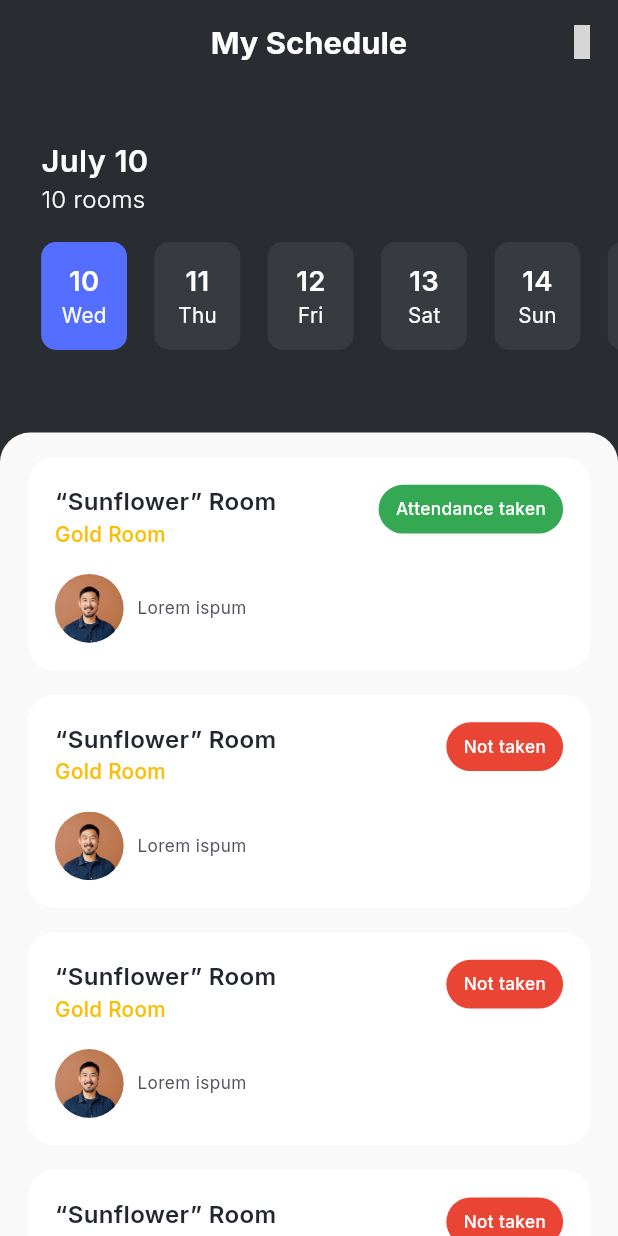
After one commit to relax-not-relax/Mate-mobile, a Flutter app: the StaffScheduleScreen screen opened directly, on a phone screen of 412 x 824 dp. The commit adds this screen. Run offline on Flutter 3.47's test engine with Material 3 defaults, Android fonts, the phone set to English and light mode, and no system bars; our stand-ins replace flutter_bloc, flutter_screenutil, google_fonts, google_nav_bar, gradient_borders, iconly and 7 more; missing offline and left inert: country_flags, dart:ffi; accounts and stored records are empty; grey boxes are pictures that could not be loaded.

Commit message:
Create UI of Schedule Screen for Staff

```diff
--- a/lib/data/project_data.dart
+++ b/lib/data/project_data.dart
@@ -1,5 +1,6 @@
 import 'package:flutter/material.dart';
 import 'package:flutter_screenutil/flutter_screenutil.dart';
+import 'package:intl/intl.dart';
 import 'package:mate_project/models/facility.dart';
 import 'package:mate_project/models/language.dart';
 import 'package:unicons/unicons.dart';
@@ -218,4 +219,8 @@ class ProjectData {
         return [];
     }
   }
+
+  static String getWeekday(DateTime day) {
+    return DateFormat.E().format(day);
+  }
 }
--- a/lib/main.dart
+++ b/lib/main.dart
@@ -13,6 +13,7 @@ import 'package:mate_project/screens/home/customer/main_screen.dart';
 import 'package:mate_project/screens/management/customer/attendance_history_screen.dart';
 import 'package:mate_project/screens/management/customer/care_history_screen.dart';
 import 'package:mate_project/screens/management/customer/my_room_screen.dart';
+import 'package:mate_project/screens/management/staff/staff_schedule_screen.dart';
 import 'package:mate_project/screens/notification/staff_notification_screen.dart';
 import 'package:mate_project/screens/profile_management/customer/account_main_screen.dart';
 import 'package:mate_project/screens/profile_management/customer/customer_address_screen.dart';
--- /dev/null
+++ b/lib/models/date_weekday.dart
@@ -0,0 +1,11 @@
+class DateWeekday {
+  final DateTime dateTime;
+  final String weekday;
+  bool? isSelected;
+
+  DateWeekday({
+    required this.dateTime,
+    required this.weekday,
+    this.isSelected,
+  });
+}
--- a/lib/screens/home/customer/main_screen.dart
+++ b/lib/screens/home/customer/main_screen.dart
@@ -86,6 +86,7 @@ class _MainScreenState extends State<MainScreen> {
           onTabChange: (value) {
             _selectPage(value);
           },
+          selectedIndex: _selectedPageIndex,
           tabs: const [
             GButton(
               icon: IconlyBold.home,
--- a/lib/screens/home/staff/staff_main_screen.dart
+++ b/lib/screens/home/staff/staff_main_screen.dart
@@ -80,6 +80,7 @@ class _StaffMainScreenState extends State<StaffMainScreen> {
           onTabChange: (value) {
             _selectPage(value);
           },
+          selectedIndex: _selectedPageIndex,
           tabs: [
             const GButton(
               icon: IconlyBold.home,
--- /dev/null
+++ b/lib/screens/management/staff/staff_schedule_screen.dart
@@ -0,0 +1,418 @@
+import 'package:flutter/material.dart';
+import 'package:flutter_screenutil/flutter_screenutil.dart';
+import 'package:google_fonts/google_fonts.dart';
+import 'package:iconly/iconly.dart';
+import 'package:intl/intl.dart';
+import 'package:mate_project/data/project_data.dart';
+import 'package:mate_project/models/attendance.dart';
+import 'package:mate_project/models/date_weekday.dart';
+import 'package:mate_project/screens/management/staff/widgets/day_item.dart';
+import 'package:mate_project/screens/management/staff/widgets/room_assign_item.dart';
+import 'package:mate_project/widgets/app_bar/normal_app_bar.dart';
+import 'package:mate_project/widgets/form/normal_button_custom.dart';
+
+class StaffScheduleScreen extends StatefulWidget {
+  const StaffScheduleScreen({super.key});
+
+  @override
+  State<StaffScheduleScreen> createState() => _StaffScheduleScreenState();
+}
+
+class _StaffScheduleScreenState extends State<StaffScheduleScreen> {
+  late int selectedMonth;
+  late int selectedYear;
+  List<DateWeekday> daysList = [];
+  final ScrollController _scrollController = ScrollController();
+  String dateTitle = "";
+  // Biến roomAssign để đếm số phòng được giao trong ngày được chọn (Gọi API)
+  int roomAssign = 0;
+  // List<Attendance> để lấy những phòng nhân viên này sẽ phải điểm danh trong ngày được chọn (Gọi API)
+  List<Attendance> attendanceList = [];
+
+  List<DateWeekday> generateDays(int year, int month) {
+    List<DateWeekday> days = [];
+    int daysInMonth =
+        DateTime(year, month + 1, 1).subtract(Duration(days: 1)).day;
+    for (int day = 1; day <= daysInMonth; day++) {
+      DateTime current = DateTime(year, month, day);
+      if (current.day == DateTime.now().day &&
+          current.month == DateTime.now().month &&
+          current.year == DateTime.now().year) {
+        days.add(
+          DateWeekday(
+            dateTime: current,
+            weekday: ProjectData.getWeekday(current),
+            isSelected: true,
+          ),
+        );
+      } else {
+        days.add(
+          DateWeekday(
+            dateTime: current,
+            weekday: ProjectData.getWeekday(current),
+            isSelected: false,
+          ),
+        );
+      }
+    }
+    return days;
+  }
+
+  void _scrollToCurrentDay(int index) {
+    final itemWidth = 66.w;
+    final scrollOffset = index * itemWidth;
+    _scrollController.animateTo(
+      scrollOffset,
+      duration: const Duration(milliseconds: 500),
+      curve: Curves.easeInOut,
+    );
+  }
+
+  @override
+  void initState() {
+    super.initState();
+    selectedMonth = DateTime.now().month;
+    selectedYear = DateTime.now().year;
+    daysList = generateDays(selectedYear, selectedMonth);
+    DateTime selected = daysList
+        .where(
+          (day) => day.isSelected == true,
+        )
+        .first
+        .dateTime;
+    dateTitle = DateFormat.MMMMd().format(selected);
+    roomAssign = 10;
+    WidgetsBinding.instance.addPostFrameCallback((_) {
+      // Scroll to current day after build completes
+      final selectedDayIndex = daysList.indexWhere((day) => day.isSelected!);
+      if (selectedDayIndex != -1) {
+        _scrollToCurrentDay(selectedDayIndex);
+      }
+    });
+
+    // Test data, lấy những phòng nhân viên này sẽ phải điểm danh trong ngày được chọn (Gọi API)
+    attendanceList = [
+      Attendance(
+        attendanceId: 1,
+        customerId: 1,
+        staffId: 1,
+        checkDate: selected,
+        status: 1,
+      ),
+      Attendance(
+        attendanceId: 2,
+        customerId: 2,
+        staffId: 1,
+        checkDate: selected,
+        status: 0,
+      ),
+      Attendance(
+        attendanceId: 3,
+        customerId: 3,
+        staffId: 1,
+        checkDate: selected,
+        status: 0,
+      ),
+      Attendance(
+        attendanceId: 4,
+        customerId: 4,
+        staffId: 1,
+        checkDate: selected,
+        status: 0,
+      ),
+      Attendance(
+        attendanceId: 5,
+        customerId: 5,
+        staffId: 1,
+        checkDate: selected,
+        status: 0,
+      ),
+      Attendance(
+        attendanceId: 6,
+        customerId: 6,
+        staffId: 1,
+        checkDate: selected,
+        status: 0,
+      ),
+      Attendance(
+        attendanceId: 7,
+        customerId: 7,
+        staffId: 1,
+        checkDate: selected,
+        status: 0,
+      ),
+      Attendance(
+        attendanceId: 8,
+        customerId: 8,
+        staffId: 1,
+        checkDate: selected,
+        status: 0,
+      ),
+      Attendance(
+        attendanceId: 9,
+        customerId: 9,
+        staffId: 1,
+        checkDate: selected,
+        status: 0,
+      ),
+      Attendance(
+        attendanceId: 10,
+        customerId: 10,
+        staffId: 1,
+        checkDate: selected,
+        status: 0,
+      ),
+    ];
+  }
+
+  @override
+  Widget build(BuildContext context) {
+    Future displayBottomSheet(BuildContext context) {
+      return showModalBottomSheet(
+        context: context,
+        builder: (BuildContext context) {
+          return StatefulBuilder(
+            builder: (BuildContext context, StateSetter setState) {
+              return Container(
+                height: 220.h,
+                width: 360.w,
+                padding: EdgeInsets.symmetric(
+                  horizontal: 24.0,
+                  vertical: 8.h,
+                ),
+                decoration: const BoxDecoration(
+                  color: Colors.white,
+                  borderRadius: BorderRadius.only(
+                    topLeft: Radius.circular(20),
+                    topRight: Radius.circular(20),
+                  ),
+                ),
+                child: Column(
+                  mainAxisSize: MainAxisSize.min,
+                  mainAxisAlignment: MainAxisAlignment.center,
+                  crossAxisAlignment: CrossAxisAlignment.start,
+                  children: [
+                    Center(
+                      child: Text(
+                        "Sort by",
+                        style: GoogleFonts.inter(
+                          color: Colors.black,
+                          fontWeight: FontWeight.w600,
+                          fontSize: 16.sp,
+                        ),
+                      ),
+                    ),
+                    SizedBox(
+                      height: 16.h,
+                    ),
+                    Row(
+                      children: [
+                        DropdownButton<int>(
+                          value: selectedMonth,
+                          hint: const Text("Select month"),
+                          style: GoogleFonts.inter(
+                            color: const Color.fromARGB(255, 32, 35, 43),
+                            fontSize: 12.sp,
+                            fontWeight: FontWeight.w400,
+                          ),
+                          items: <String>[
+                            'January',
+                            'February',
+                            'March',
+                            'April',
+                            'May',
+                            'June',
+                            'July',
+                            'August',
+                            'September',
+                            'October',
+                            'November',
+                            'December'
+                          ].asMap().entries.map((entry) {
+                            int idx = entry.key;
+                            String month = entry.value;
+                            return DropdownMenuItem<int>(
+                              value: idx + 1,
+                              child: Text(month),
+                            );
+                          }).toList(),
+                          onChanged: (int? newValue) {
+                            setState(() {
+                              // Gọi setState trong StatefulBuilder
+                              selectedMonth = newValue!;
+                            });
+                          },
+                          dropdownColor: Colors.white,
+                        ),
+                        const SizedBox(
+                          width: 20,
+                        ),
+                        DropdownButton<int>(
+                          value: selectedYear,
+                          hint: const Text("Select year"),
+                          style: GoogleFonts.inter(
+                            color: const Color.fromARGB(255, 32, 35, 43),
+                            fontSize: 12.sp,
+                            fontWeight: FontWeight.w400,
+                          ),
+                          items: List<DropdownMenuItem<int>>.generate(7,
+                              (int index) {
+                            return DropdownMenuItem<int>(
+                              value: 2024 + index,
+                              child: Text("Year ${2024 + index}"),
+                            );
+                          }),
+                          onChanged: (int? newValue) {
+                            setState(() {
+                              selectedYear = newValue!;
+                            });
+                          },
+                          dropdownColor: Colors.white,
+                        ),
+                      ],
+                    ),
+                    const SizedBox(
+                      height: 16,
+                    ),
+                    NormalButtonCustom(
+                      name: "Confirm",
+                      action: () {},
+                      background: const Color.fromARGB(255, 84, 110, 255),
+                    ),
+                  ],
+                ),
+              );
+            },
+          );
+        },
+      );
+    }
+
+    return Scaffold(
+      backgroundColor: const Color.fromARGB(255, 41, 45, 50),
+      extendBodyBehindAppBar: false,
+      appBar: TNormalAppBar(
+        title: "My Schedule",
+        isBordered: false,
+        isBack: false,
+        titleColor: Colors.white,
+        bgColor: const Color.fromARGB(255, 41, 45, 50),
+        action: IconButton(
+          onPressed: () {
+            displayBottomSheet(context);
+          },
+          style: const ButtonStyle(
+            backgroundColor: WidgetStatePropertyAll(
+              Colors.transparent,
+            ),
+          ),
+          icon: Icon(
+            IconlyLight.filter,
+            size: 20.sp,
+            color: Colors.white,
+          ),
+        ),
+      ),
+      body: Stack(
+        children: [
+          Positioned(
+            top: 0.h,
+            left: 24.w,
+            child: Column(
+              mainAxisAlignment: MainAxisAlignment.start,
+              crossAxisAlignment: CrossAxisAlignment.start,
+              children: [
+                Text(
+                  dateTitle,
+                  style: GoogleFonts.inter(
+                    color: Colors.white,
+                    fontSize: 18.sp,
+                    fontWeight: FontWeight.w600,
+                  ),
+                ),
+                Text(
+                  "$roomAssign rooms",
+                  style: GoogleFonts.inter(
+                    color: Colors.white,
+                    fontWeight: FontWeight.w300,
+                    fontSize: 14.sp,
+                  ),
+                ),
+                SizedBox(
+                  height: 16.h,
+                ),
+                Container(
+                  width: 360.w,
+                  height: 70.h,
+                  child: ListView.builder(
+                    scrollDirection: Axis.horizontal,
+                    controller: _scrollController,
+                    itemCount: daysList.length,
+                    itemBuilder: (context, index) {
+                      return DayItem(
+                        day: daysList[index],
+                        onTap: () {
+                          setState(() {
+                            // ignore: avoid_function_literals_in_foreach_calls
+                            daysList.forEach(
+                              (d) => d.isSelected = false,
+                            );
+                            daysList[index].isSelected = true;
+                            dateTitle = DateFormat.MMMMd().format(
+                              daysList[index].dateTime,
+                            );
+
+                            _scrollToCurrentDay(index);
+                          });
+                        },
+                      );
+                    },
+                  ),
+                ),
+              ],
+            ),
+          ),
+          Positioned(
+            bottom: 0,
+            left: 0,
+            right: 0,
+            child: Container(
+              width: 360.w,
+              height: 800.h * 0.65,
+              padding: EdgeInsets.fromLTRB(16.w, 16.h, 16.w, 0),
+              decoration: const BoxDecoration(
+                color: Color.fromARGB(255, 249, 249, 249),
+                borderRadius: BorderRadius.only(
+                  topLeft: Radius.circular(20),
+                  topRight: Radius.circular(20),
+                ),
+              ),
+              child: SingleChildScrollView(
+                child: Column(
+                  crossAxisAlignment: CrossAxisAlignment.center,
+                  mainAxisAlignment: MainAxisAlignment.start,
+                  children: [
+                    Column(
+                      crossAxisAlignment: CrossAxisAlignment.center,
+                      mainAxisAlignment: MainAxisAlignment.start,
+                      children: attendanceList.map(
+                        (e) {
+                          return RoomAssignItem(
+                            attendance: e,
+                          );
+                        },
+                      ).toList(),
+                    ),
+                    SizedBox(
+                      height: 150.h,
+                    )
+                  ],
+                ),
+              ),
+            ),
+          ),
+        ],
+      ),
+    );
+  }
+}
--- /dev/null
+++ b/lib/screens/management/staff/widgets/day_item.dart
@@ -0,0 +1,59 @@
+import 'package:flutter/material.dart';
+import 'package:flutter_screenutil/flutter_screenutil.dart';
+import 'package:google_fonts/google_fonts.dart';
+import 'package:mate_project/models/date_weekday.dart';
+
+class DayItem extends StatelessWidget {
+  const DayItem({
+    super.key,
+    required this.day,
+    required this.onTap,
+  });
+
+  final DateWeekday day;
+  final void Function() onTap;
+
+  @override
+  Widget build(BuildContext context) {
+    return GestureDetector(
+      onTap: onTap,
+      child: Container(
+        width: 50.w,
+        padding: EdgeInsets.symmetric(
+          vertical: 8.h,
+        ),
+        margin: EdgeInsets.only(
+          right: 16.w,
+        ),
+        decoration: BoxDecoration(
+          color: day.isSelected!
+              ? const Color.fromARGB(255, 84, 110, 255)
+              : const Color.fromARGB(255, 55, 58, 63),
+          borderRadius: BorderRadius.circular(10),
+        ),
+        child: Column(
+          mainAxisAlignment: MainAxisAlignment.center,
+          crossAxisAlignment: CrossAxisAlignment.center,
+          children: [
+            Text(
+              day.dateTime.day.toString(),
+              style: GoogleFonts.inter(
+                color: Colors.white,
+                fontSize: 16.sp,
+                fontWeight: FontWeight.w600,
+              ),
+            ),
+            Text(
+              day.weekday,
+              style: GoogleFonts.inter(
+                color: Colors.white,
+                fontSize: 12.sp,
+                fontWeight: FontWeight.w400,
+              ),
+            )
+          ],
+        ),
+      ),
+    );
+  }
+}
--- /dev/null
+++ b/lib/screens/management/staff/widgets/room_assign_item.dart
@@ -0,0 +1,159 @@
+import 'package:flutter/material.dart';
+import 'package:flutter_screenutil/flutter_screenutil.dart';
+import 'package:google_fonts/google_fonts.dart';
+import 'package:mate_project/models/attendance.dart';
+import 'package:mate_project/models/customer.dart';
+import 'package:mate_project/models/pack.dart';
+import 'package:mate_project/models/room.dart';
+
+class RoomAssignItem extends StatefulWidget {
+  const RoomAssignItem({
+    super.key,
+    required this.attendance,
+  });
+
+  final Attendance attendance;
+
+  @override
+  State<RoomAssignItem> createState() => _RoomAssignItemState();
+}
+
+class _RoomAssignItemState extends State<RoomAssignItem> {
+  // Lấy dữ liệu về phòng, loại gói và người ở trong phòng
+  late Room room;
+  late Customer customer;
+  late Pack pack;
+
+  @override
+  void initState() {
+    super.initState();
+    // Test data, gọi API lấy dữ liệu về room, pack của widget.attendance.customerId
+    room = Room(
+      roomId: 1,
+      managerId: 1,
+      roomName: '“Sunflower” Room',
+    );
+    customer = Customer(
+      customerId: 1,
+      email: "test@gmail.com",
+      fullName: "Lorem ispum",
+      avatar: "assets/pics/user_test.png",
+    );
+    pack = Pack(
+      packId: 1,
+      price: 200.0,
+      packName: "Gold Room",
+      description: "",
+      duration: 1,
+      status: true,
+    );
+  }
+
+  @override
+  Widget build(BuildContext context) {
+    Color roomColor = Colors.white;
+    switch (pack.packId) {
+      case 1:
+        roomColor = const Color.fromARGB(255, 251, 189, 5);
+        break;
+      case 2:
+        roomColor = const Color.fromARGB(255, 170, 170, 206);
+        break;
+      case 3:
+        roomColor = const Color.fromARGB(255, 250, 108, 37);
+        break;
+    }
+
+    return Container(
+      width: 330.w,
+      decoration: BoxDecoration(
+        color: Colors.white,
+        borderRadius: BorderRadius.circular(18),
+      ),
+      margin: EdgeInsets.only(
+        bottom: 16.h,
+      ),
+      padding: EdgeInsets.all(16.w),
+      child: Row(
+        mainAxisAlignment: MainAxisAlignment.spaceBetween,
+        crossAxisAlignment: CrossAxisAlignment.start,
+        children: [
+          Container(
+            width: 160.w,
+            child: Column(
+              crossAxisAlignment: CrossAxisAlignment.start,
+              mainAxisAlignment: MainAxisAlignment.start,
+              children: [
+                Text(
+                  room.roomName,
+                  style: GoogleFonts.inter(
+                    color: const Color.fromARGB(255, 35, 38, 47),
+                    fontSize: 14.sp,
+                    fontWeight: FontWeight.w600,
+                  ),
+                  maxLines: 1,
+                  overflow: TextOverflow.ellipsis,
+                ),
+                Text(
+                  pack.packName,
+                  style: GoogleFonts.inter(
+                    color: roomColor,
+                    fontSize: 12.sp,
+                    fontWeight: FontWeight.w500,
+                  ),
+                ),
+                SizedBox(
+                  height: 16.h,
+                ),
+                Row(
+                  mainAxisAlignment: MainAxisAlignment.start,
+                  crossAxisAlignment: CrossAxisAlignment.center,
+                  children: [
+                    CircleAvatar(
+                      radius: 20.w,
+                      backgroundImage: AssetImage(customer.avatar!),
+                    ),
+                    SizedBox(
+                      width: 8.w,
+                    ),
+                    Text(
+                      customer.fullName,
+                      style: GoogleFonts.inter(
+                        color: const Color.fromARGB(255, 79, 81, 89),
+                        fontSize: 10.sp,
+                      ),
+                      maxLines: 1,
+                      overflow: TextOverflow.ellipsis,
+                    )
+                  ],
+                ),
+              ],
+            ),
+          ),
+          Container(
+            padding: EdgeInsets.symmetric(
+              horizontal: 10.w,
+              vertical: 8.h,
+            ),
+            decoration: BoxDecoration(
+              color: widget.attendance.status == 1
+                  ? const Color.fromARGB(255, 52, 168, 83)
+                  : const Color.fromARGB(255, 234, 68, 53),
+              borderRadius: BorderRadius.circular(20),
+            ),
+            child: Text(
+              widget.attendance.status == 1 ? "Attendance taken" : "Not taken",
+              style: GoogleFonts.inter(
+                color: Colors.white,
+                fontSize: 10.sp,
+                fontWeight: FontWeight.w500,
+              ),
+              maxLines: 1,
+              overflow: TextOverflow.ellipsis,
+            ),
+          )
+        ],
+      ),
+    );
+  }
+}
--- a/lib/screens/notification/staff_notification_screen.dart
+++ b/lib/screens/notification/staff_notification_screen.dart
@@ -102,10 +102,10 @@ class _StaffNotificationScreenState extends State<StaffNotificationScreen> {
     DateTime currentWeekStart = DateTime.now().subtract(Duration(
         days: (DateTime.now().day - 1 + (DateTime.now().weekday == 1 ? 7 : 0)) %
             7));
-    print(currentWeekStart.toString());
+
     DateTime myDateTime = timeCheck.subtract(Duration(
         days: (timeCheck.day - 1 + (timeCheck.weekday == 1 ? 7 : 0)) % 7));
-    print(myDateTime.toString());
+
     bool isSameWeek = currentWeekStart.day == myDateTime.day;
 
     if (isSameWeek) {
--- a/lib/widgets/app_bar/normal_app_bar.dart
+++ b/lib/widgets/app_bar/normal_app_bar.dart
@@ -10,6 +10,8 @@ class TNormalAppBar extends StatelessWidget implements PreferredSizeWidget {
     this.action,
     required this.isBordered,
     required this.isBack,
+    this.bgColor,
+    this.titleColor,
   });
 
   final String title;
@@ -17,6 +19,8 @@ class TNormalAppBar extends StatelessWidget implements PreferredSizeWidget {
   Widget? action;
   final bool isBordered;
   final bool isBack;
+  Color? bgColor;
+  Color? titleColor;
 
   @override
   Widget build(BuildContext context) {
@@ -25,7 +29,7 @@ class TNormalAppBar extends StatelessWidget implements PreferredSizeWidget {
       height: 90.h,
       decoration: isBordered
           ? BoxDecoration(
-              color: Colors.white,
+              color: bgColor ?? Colors.white,
               border: Border(
                 bottom: BorderSide(
                   width: 0.5.h,
@@ -33,8 +37,8 @@ class TNormalAppBar extends StatelessWidget implements PreferredSizeWidget {
                 ),
               ),
             )
-          : const BoxDecoration(
-              color: Colors.white,
+          : BoxDecoration(
+              color: bgColor ?? Colors.white,
             ),
       child: SingleChildScrollView(
         child: Column(
@@ -42,7 +46,7 @@ class TNormalAppBar extends StatelessWidget implements PreferredSizeWidget {
           mainAxisAlignment: MainAxisAlignment.center,
           children: [
             AppBar(
-              backgroundColor: Colors.white,
+              backgroundColor: bgColor ?? Colors.white,
               leading: isBack
                   ? IconButton(
                       onPressed: back,
@@ -55,7 +59,7 @@ class TNormalAppBar extends StatelessWidget implements PreferredSizeWidget {
               title: Text(
                 title,
                 style: GoogleFonts.inter(
-                  color: const Color.fromARGB(255, 35, 47, 107),
+                  color: titleColor ?? const Color.fromARGB(255, 35, 47, 107),
                   fontSize: 18.sp,
                   fontWeight: FontWeight.w700,
                 ),
```
